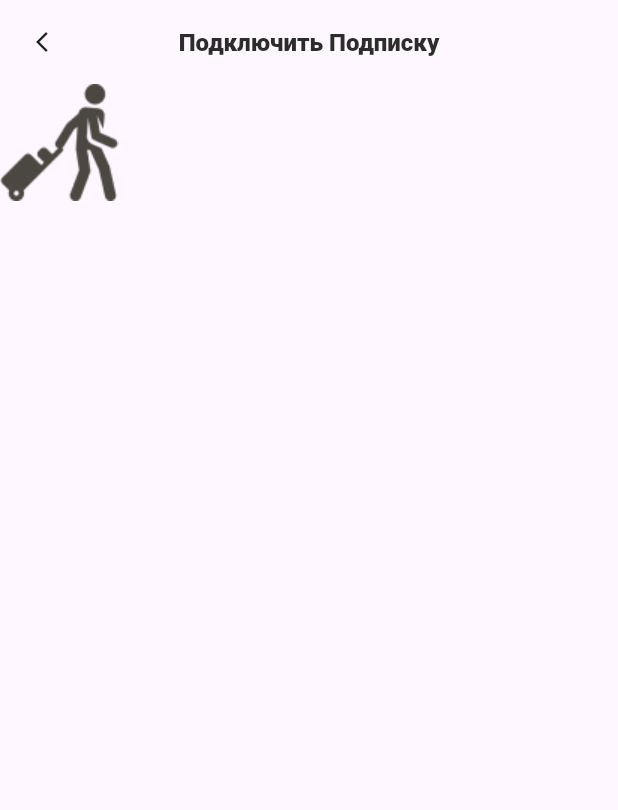
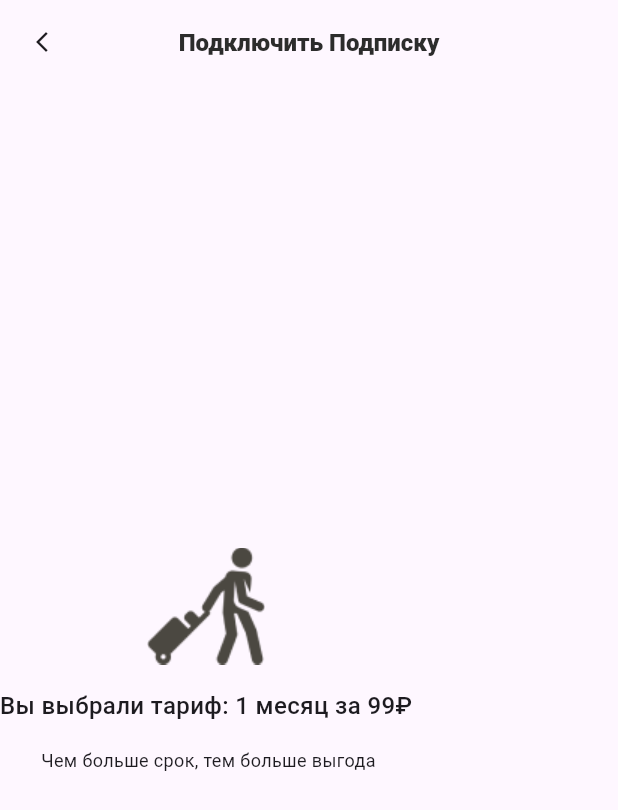
Before and after one commit to erjigit12/aist_cargo, a Flutter app: the SenderSubscriptionPage screen opened by its route, on a phone screen of 412 x 824 dp. Shown: the top 810 px of the screen. Run offline on Flutter 3.47's test engine with Material 3 defaults, Android fonts, the phone set to English and light mode, and no system bars; our stand-ins replace flutter_bloc, flutter_svg, get_it.

```diff
--- a/lib/src/core/constants/text_styles.dart
+++ b/lib/src/core/constants/text_styles.dart
@@ -41,6 +41,11 @@ class AppTextStyles {
     fontSize: 16,
   );
 
+  static const f16w500 = TextStyle(
+    fontWeight: FontWeight.w500,
+    fontSize: 16,
+  );
+
   static const f16w600 = TextStyle(
     fontWeight: FontWeight.w600,
     fontSize: 16,
--- a/lib/src/feature/deliver/presentation/pages/sender_subscription_page.dart
+++ b/lib/src/feature/deliver/presentation/pages/sender_subscription_page.dart
@@ -11,8 +11,22 @@ class SenderSubscriptionPage extends StatelessWidget {
         title: 'Подключить Подписку',
       ),
       body: Column(
+        mainAxisAlignment: MainAxisAlignment.center,
+        crossAxisAlignment: CrossAxisAlignment.center,
         children: [
           Image.asset('assets/images/sender.png'),
+          16.h,
+          const Text(
+            'Вы выбрали тариф: 1 месяц за 99₽',
+            style: AppTextStyles.f16w500,
+            textAlign: TextAlign.center,
+          ),
+          16.h,
+          const Text(
+            ' Чем больше срок, тем больше выгода',
+            style: AppTextStyles.f12w400,
+            textAlign: TextAlign.center,
+          ),
         ],
       ),
     );
--- a/lib/src/feature/deliver/presentation/widgets/widgets.dart
+++ b/lib/src/feature/deliver/presentation/widgets/widgets.dart
@@ -1 +1,2 @@
 export 'text_field_widget.dart';
+export 'subscription_button.dart';
```
Also changed, not shown: lib/src/feature/deliver/presentation/pages/create_delivery_page.dart (+28 -69 lines), lib/src/feature/deliver/presentation/widgets/subscription_button.dart (added, +55 -0 lines).
